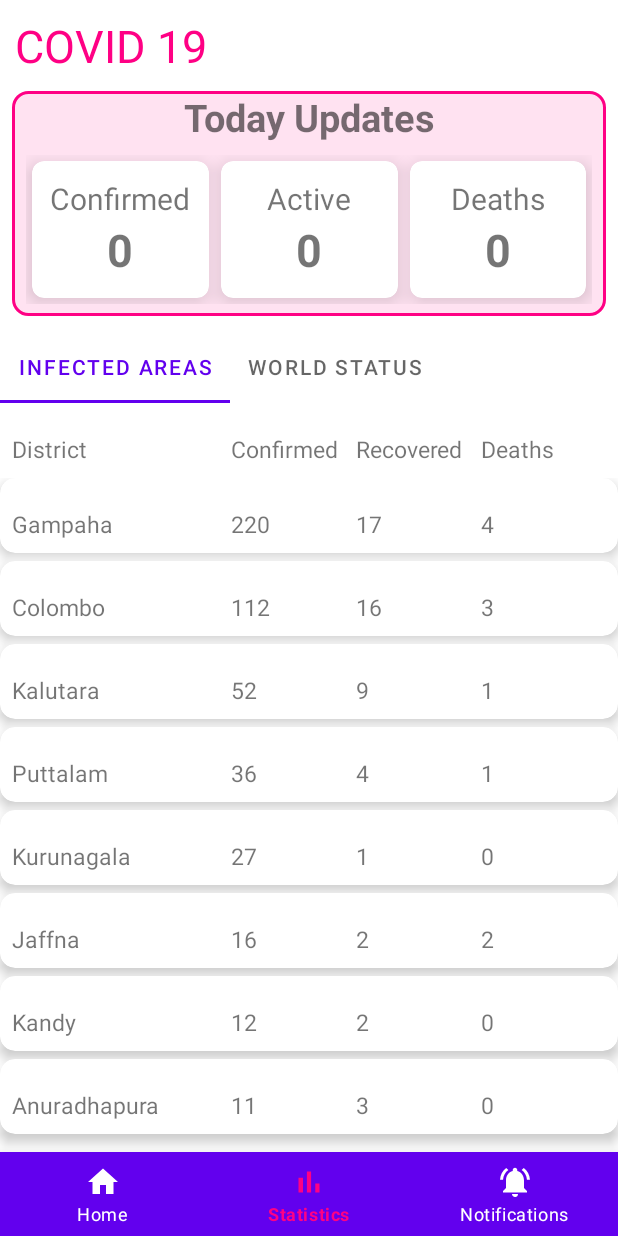
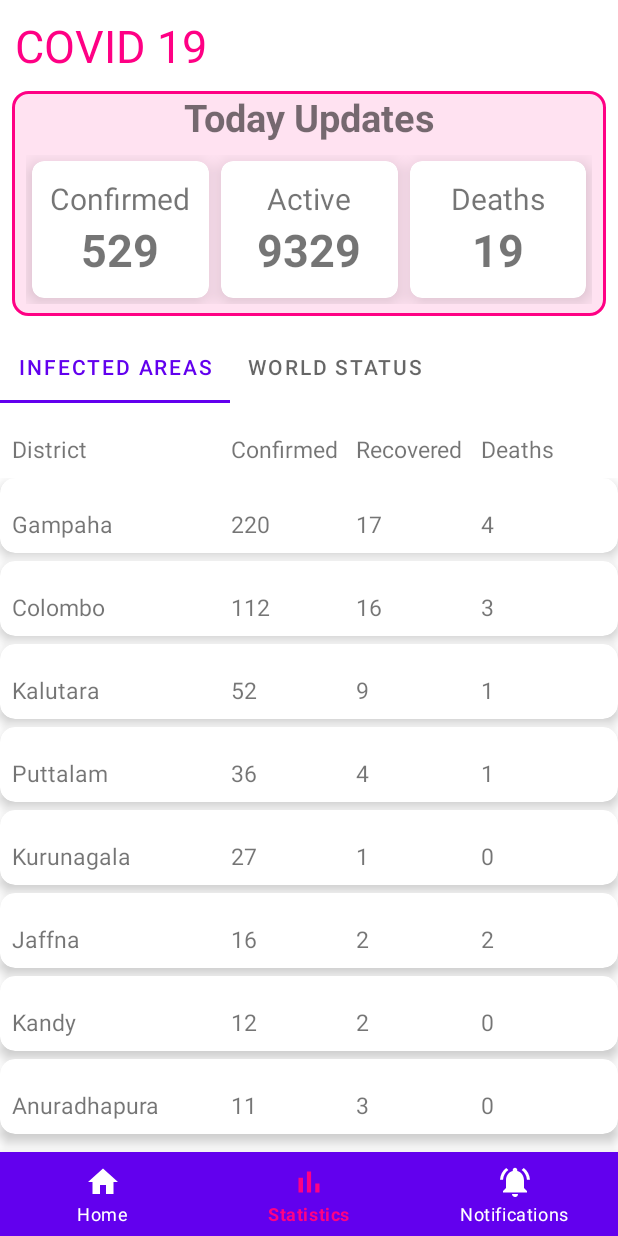
Before and after one commit to RashmikaLakshan/MC-Project-Social-Distance-Reminder, an Android app: the screen it shows after launch (MainActivity), item 2 of the bottom bar chosen, on a phone screen of 412 x 824 dp. Run offline under Robolectric (Android 15) with nearby library versions, the light colour scheme and no system bars; our stand-ins replace Volley; network calls fail.

Commit message:
update dataformat

```diff
--- a/app/src/main/java/com/example/distancedetector/fragments/StatisticsFragment.java
+++ b/app/src/main/java/com/example/distancedetector/fragments/StatisticsFragment.java
@@ -57,7 +57,10 @@ public class StatisticsFragment extends Fragment {
 
         tabLayout.setupWithViewPager(viewPager);
 
-        getData();
+//        getData();
+        confirmView.setText("529");
+        activeView.setText("9329");
+        deathView.setText("19");
 
         return c_view;
     }
```
